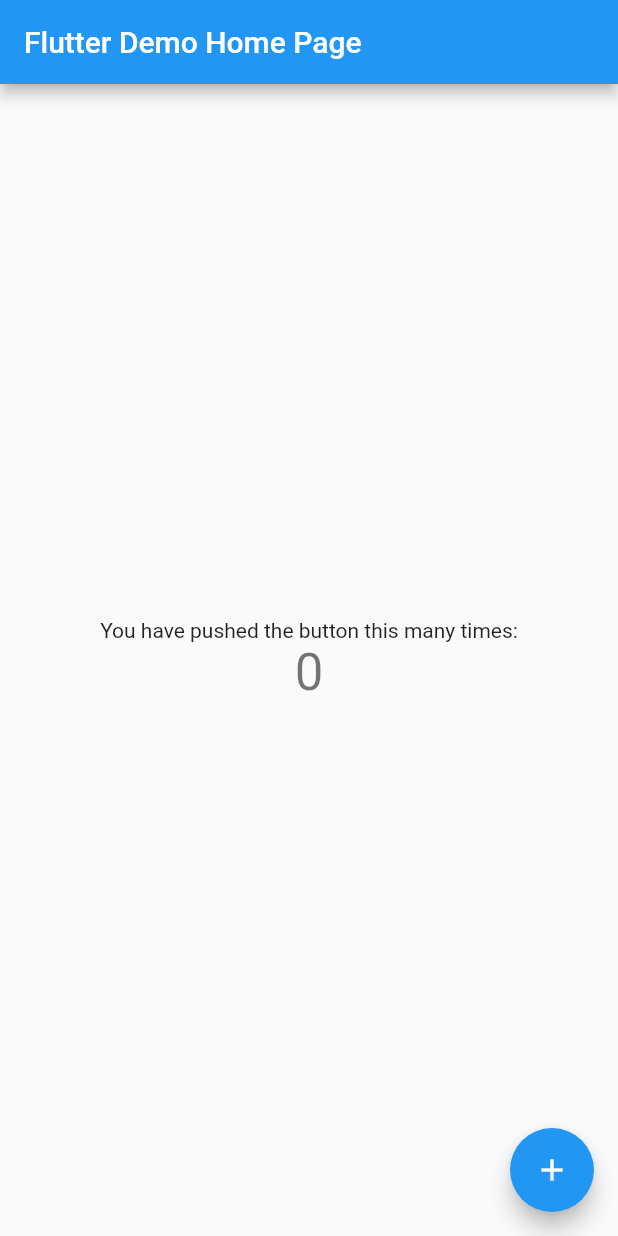
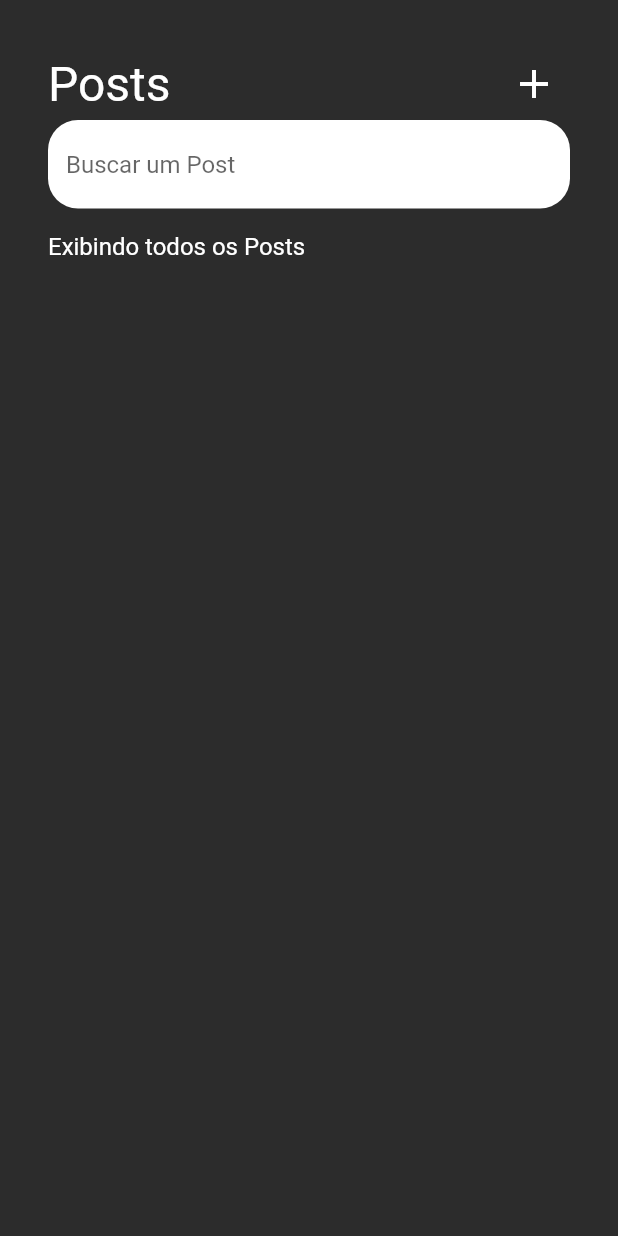
Before and after one commit to Onesiojr1/persono-front, a Flutter app: the screen it shows after launch, on a phone screen of 412 x 824 dp. Run offline on Flutter 3.47's test engine with Material 2 defaults, Android fonts, the light colour scheme and no system bars.

Commit message:
feat: creating the structure of the Posts page

```diff
--- a/lib/main.dart
+++ b/lib/main.dart
@@ -1,4 +1,5 @@
 import 'package:flutter/material.dart';
+import 'package:persono_mobile/screens/home_page.dart';
 
 void main() {
   runApp(const MyApp());
@@ -13,103 +14,9 @@
     return MaterialApp(
       title: 'Flutter Demo',
       theme: ThemeData(
-        // This is the theme of your application.
-        //
-        // Try running your application with "flutter run". You'll see the
-        // application has a blue toolbar. Then, without quitting the app, try
-        // changing the primarySwatch below to Colors.green and then invoke
-        // "hot reload" (press "r" in the console where you ran "flutter run",
-        // or simply save your changes to "hot reload" in a Flutter IDE).
-        // Notice that the counter didn't reset back to zero; the application
-        // is not restarted.
-        primarySwatch: Colors.blue,
+        primarySwatch: Colors.grey,
       ),
-      home: const MyHomePage(title: 'Flutter Demo Home Page'),
+      home: HomePage(),
     );
   }
 }
-
-class MyHomePage extends StatefulWidget {
-  const MyHomePage({super.key, required this.title});
-
-  // This widget is the home page of your application. It is stateful, meaning
-  // that it has a State object (defined below) that contains fields that affect
-  // how it looks.
-
-  // This class is the configuration for the state. It holds the values (in this
-  // case the title) provided by the parent (in this case the App widget) and
-  // used by the build method of the State. Fields in a Widget subclass are
-  // always marked "final".
-
-  final String title;
-
-  @override
-  State<MyHomePage> createState() => _MyHomePageState();
-}
-
-class _MyHomePageState extends State<MyHomePage> {
-  int _counter = 0;
-
-  void _incrementCounter() {
-    setState(() {
-      // This call to setState tells the Flutter framework that something has
-      // changed in this State, which causes it to rerun the build method below
-      // so that the display can reflect the updated values. If we changed
-      // _counter without calling setState(), then the build method would not be
-      // called again, and so nothing would appear to happen.
-      _counter++;
-    });
-  }
-
-  @override
-  Widget build(BuildContext context) {
-    // This method is rerun every time setState is called, for instance as done
-    // by the _incrementCounter method above.
-    //
-    // The Flutter framework has been optimized to make rerunning build methods
-    // fast, so that you can just rebuild anything that needs updating rather
-    // than having to individually change instances of widgets.
-    return Scaffold(
-      appBar: AppBar(
-        // Here we take the value from the MyHomePage object that was created by
-        // the App.build method, and use it to set our appbar title.
-        title: Text(widget.title),
-      ),
-      body: Center(
-        // Center is a layout widget. It takes a single child and positions it
-        // in the middle of the parent.
-        child: Column(
-          // Column is also a layout widget. It takes a list of children and
-          // arranges them vertically. By default, it sizes itself to fit its
-          // children horizontally, and tries to be as tall as its parent.
-          //
-          // Invoke "debug painting" (press "p" in the console, choose the
-          // "Toggle Debug Paint" action from the Flutter Inspector in Android
-          // Studio, or the "Toggle Debug Paint" command in Visual Studio Code)
-          // to see the wireframe for each widget.
-          //
-          // Column has various properties to control how it sizes itself and
-          // how it positions its children. Here we use mainAxisAlignment to
-          // center the children vertically; the main axis here is the vertical
-          // axis because Columns are vertical (the cross axis would be
-          // horizontal).
-          mainAxisAlignment: MainAxisAlignment.center,
-          children: <Widget>[
-            const Text(
-              'You have pushed the button this many times:',
-            ),
-            Text(
-              '$_counter',
-              style: Theme.of(context).textTheme.headline4,
-            ),
-          ],
-        ),
-      ),
-      floatingActionButton: FloatingActionButton(
-        onPressed: _incrementCounter,
-        tooltip: 'Increment',
-        child: const Icon(Icons.add),
-      ), // This trailing comma makes auto-formatting nicer for build methods.
-    );
-  }
-}
--- /dev/null
+++ b/lib/screens/home_page.dart
@@ -0,0 +1,63 @@
+import 'package:flutter/material.dart';
+
+class HomePage extends StatelessWidget {
+  const HomePage({super.key});
+
+  @override
+  Widget build(BuildContext context) {
+    return Scaffold(
+      backgroundColor: Color(int.parse('0xff2c2c2c')),
+      body: Padding(
+        padding: const EdgeInsets.all(32.0),
+        child: Column(
+          children: [
+            Row(
+              mainAxisAlignment: MainAxisAlignment.spaceBetween,
+              children: [
+                const Text(
+                  'Posts',
+                  style: TextStyle(
+                    fontSize: 32,
+                    color: Colors.white,
+                  ),
+                ),
+                IconButton(
+                  icon: const Icon(Icons.add),
+                  tooltip: 'Add a Blog Post',
+                  onPressed: () {},
+                  color: Colors.white,
+                  iconSize: 32,
+                ),
+              ],
+            ),
+            TextField(
+              decoration: InputDecoration(
+                filled: true,
+                fillColor: Colors.white,
+                hintText: 'Buscar um Post',
+                border: OutlineInputBorder(
+                    borderSide: BorderSide.none,
+                    borderRadius: BorderRadius.circular(20)),
+              ),
+            ),
+            Padding(
+              padding: const EdgeInsets.fromLTRB(0, 16, 0, 16),
+              child: Row(
+                mainAxisAlignment: MainAxisAlignment.start,
+                children: const [
+                  Text(
+                    'Exibindo todos os Posts',
+                    style: TextStyle(
+                      color: Colors.white,
+                      fontSize: 16,
+                    ),
+                  ),
+                ],
+              ),
+            )
+          ],
+        ),
+      ),
+    );
+  }
+}
```
